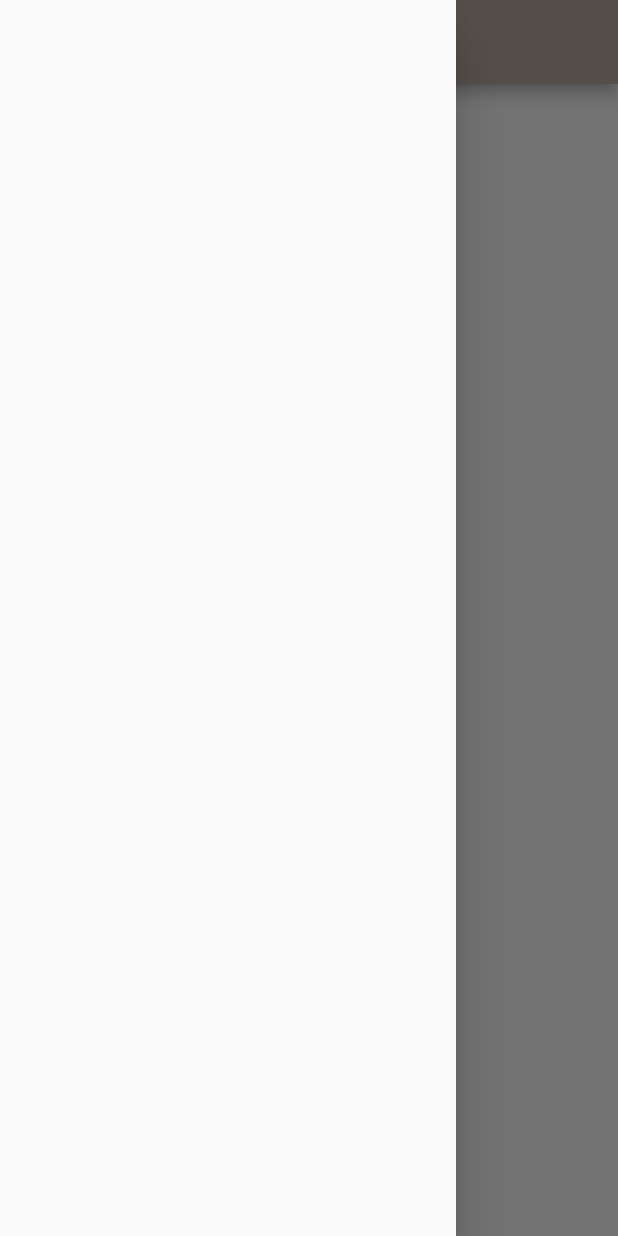
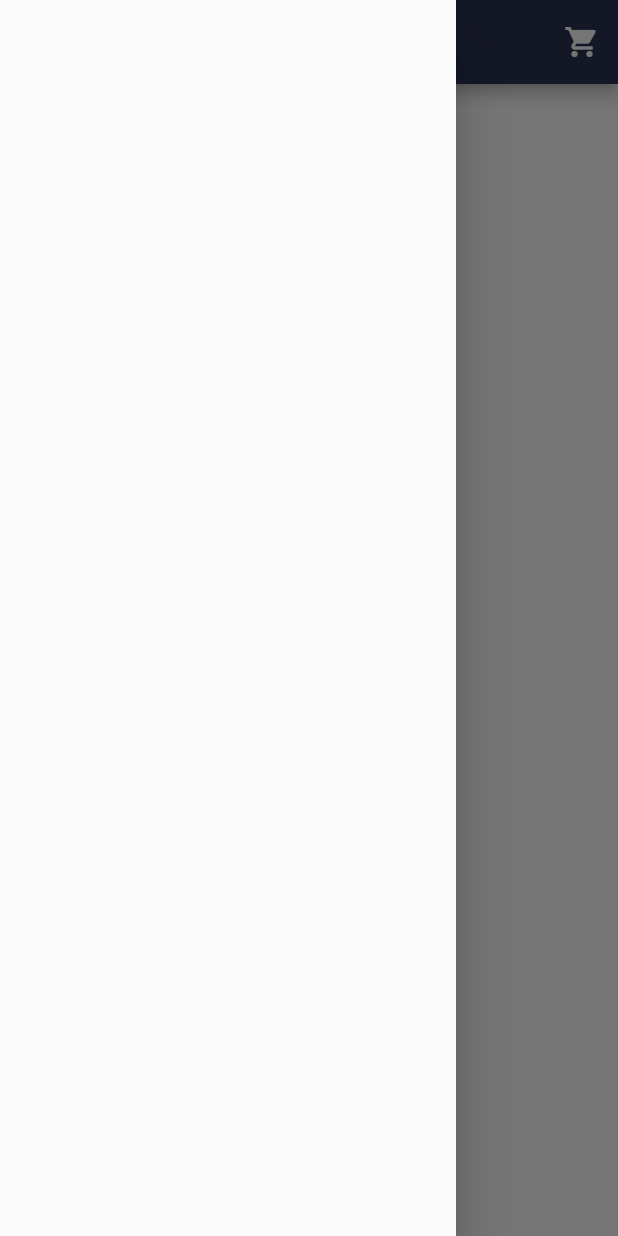
Before and after one commit to surendravj/PortRito, a Flutter app: the screen it shows after launch, with the side drawer open, on a phone screen of 412 x 824 dp. Run offline on Flutter 3.47's test engine with Material 2 defaults, Android fonts, the phone set to English and light mode, and no system bars; our stand-ins replace cloud_firestore, smooth_star_rating; accounts and stored records are empty.

Commit message:
Home page completed

```diff
--- a/lib/main.dart
+++ b/lib/main.dart
@@ -17,7 +17,7 @@ class MyApp extends StatelessWidget {
           value: Products(),
         ),
       ],
-      child: MaterialApp(home: Home()),
+      child: MaterialApp(debugShowCheckedModeBanner:false,home: Home()),
     );
   }
 }
--- a/lib/models/product_model.dart
+++ b/lib/models/product_model.dart
@@ -1,5 +1,4 @@
 import 'package:flutter/cupertino.dart';
-import 'package:port/services/products.dart';
 
 class ProductModel with ChangeNotifier {
   final String name;
--- a/lib/screens/home_screen.dart
+++ b/lib/screens/home_screen.dart
@@ -23,16 +23,36 @@ class _HomeState extends State<Home> {
 
   @override
   Widget build(BuildContext context) {
-    return SafeArea(
-      child: Scaffold(
-        appBar: AppBar(
-          title: Text('PortRito'),
-          backgroundColor: Colors.brown[200],
-        ),
-        drawer: Drawer(),
-        body: ListView.builder(
-            itemBuilder: (ctx, i) {return ProductItem(_products[i]);},
-            itemCount: _products.length),
+    return Scaffold(
+      backgroundColor:Colors.white,
+      appBar: AppBar(
+        backgroundColor: Color(0xff2B3252),
+        title: Text('Explore',style:TextStyle(
+          fontFamily:'RobotoCondensed'
+        ),),
+        actions: <Widget>[
+          IconButton(
+              icon: Icon(
+                Icons.shopping_cart,
+                color: Colors.white,
+              ),
+              onPressed: null),
+        ],
+      ),
+      drawer: Drawer(),
+      body: Column(
+        children: <Widget>[
+          SizedBox(height:10,),
+          Container(
+            height:780,
+            child: ListView.builder(
+              itemBuilder: (ctx, i){
+                return ProductItem(_products[i]);
+              },
+              itemCount: _products.length,
+            ),
+          ),
+        ],
       ),
     );
   }
```
Also changed, not shown: lib/widgets/product_item.dart (+79 -8 lines), pubspec.yaml (+18 -11 lines), assets/fonts/Raleway-Black.ttf (added), assets/fonts/Raleway-Bold.ttf (added), assets/fonts/Raleway-Regular.ttf (added), assets/fonts/RobotoCondensed-Bold.ttf (added), assets/fonts/RobotoCondensed-Italic.ttf (added), assets/fonts/RobotoCondensed-Light.ttf (added), assets/fonts/RobotoCondensed-Regular.ttf (added), pubspec.lock.
